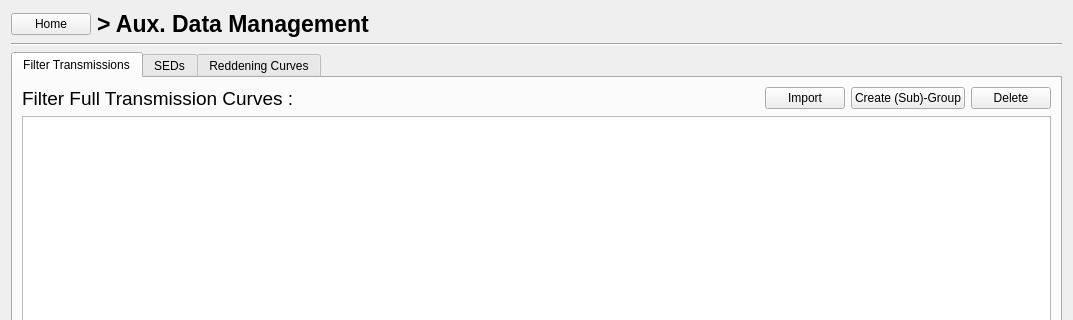
Qt form PhzQtUI/auxdir/PhzQtUI/FormAuxDataManagement.ui (astrorama/Phosphoros) before a commit; both pictures show x 0 to 1073 and y 0 to 320 of the 1073 by 831 pixel window.
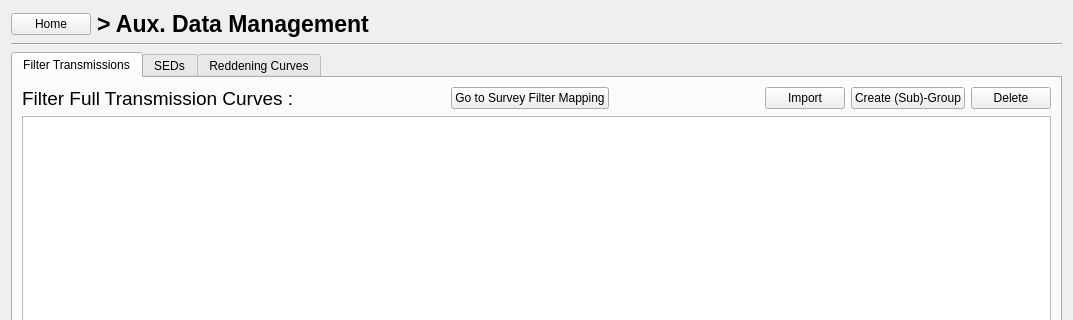
The same form after that commit.

Patch:
```diff
--- a/PhzQtUI/auxdir/PhzQtUI/FormAuxDataManagement.ui
+++ b/PhzQtUI/auxdir/PhzQtUI/FormAuxDataManagement.ui
@@ -83,6 +83,26 @@
            </property>
           </widget>
          </item>
+         <item>
+          <spacer name="horizontalSpacer">
+           <property name="orientation">
+            <enum>Qt::Horizontal</enum>
+           </property>
+           <property name="sizeHint" stdset="0">
+            <size>
+             <width>40</width>
+             <height>20</height>
+            </size>
+           </property>
+          </spacer>
+         </item>
+         <item>
+          <widget class="QPushButton" name="btn_survey">
+           <property name="text">
+            <string>Go to Survey Filter Mapping</string>
+           </property>
+          </widget>
+         </item>
          <item>
           <spacer name="horizontalSpacer_15">
            <property name="orientation">
```
